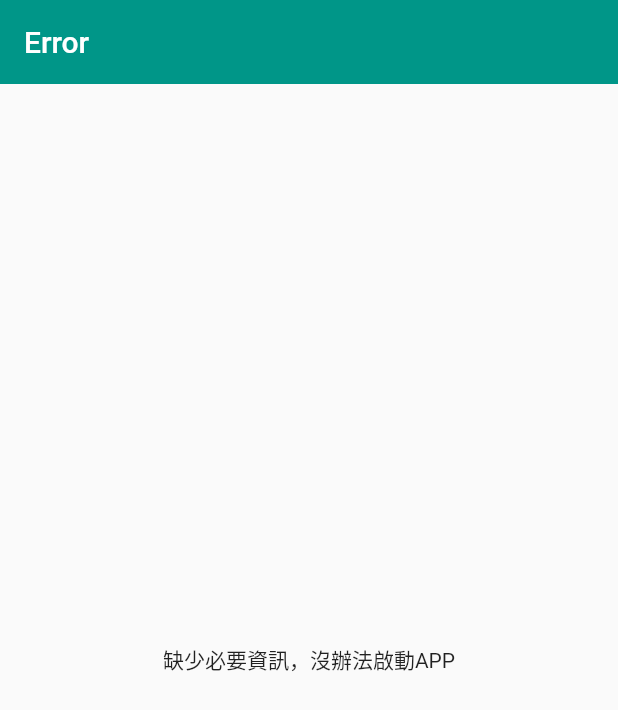
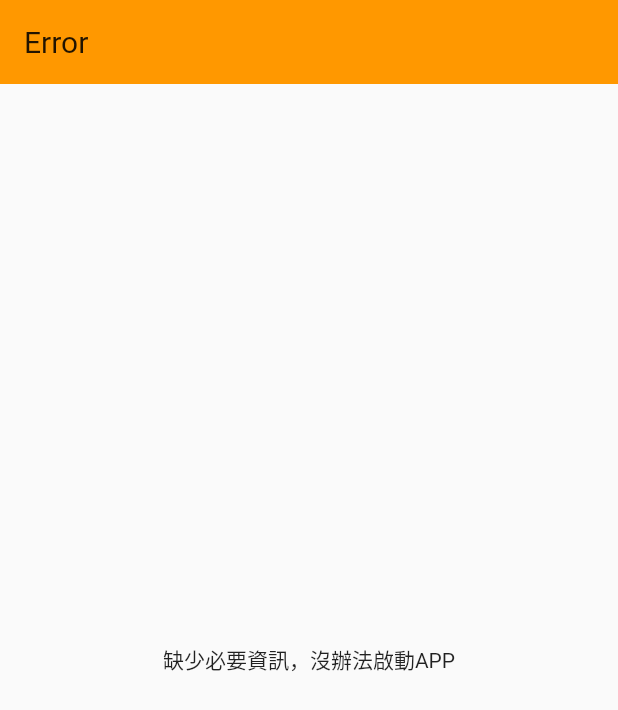
Before and after one commit to Kent1011/dan_preschool_cam_viewer, a Flutter app: the screen it shows after launch, on a phone screen of 412 x 824 dp. Shown: the top 710 px of the screen. Run offline on Flutter 3.47's test engine with Material 2 defaults, Android fonts, the phone set to English and light mode, and no system bars; our stand-ins replace flutter_riverpod; missing offline and left inert: fijkplayer.

Commit message:
refactor: improve UI

```diff
--- a/lib/pages/camera_view/camera_view_page.dart
+++ b/lib/pages/camera_view/camera_view_page.dart
@@ -24,8 +24,8 @@ class _CameraViewPageState extends State<CameraViewPage> {
       widget.parameters.camera.getStreamUrl(),
       autoPlay: true,
     );
-    player.setOption(FijkOption.formatCategory, "rtsp_transport", "tcp");
-    player.setOption(FijkOption.playerCategory, "packet-buffering", "0");
+    player.setOption(FijkOption.formatCategory, 'rtsp_transport', 'tcp');
+    player.setOption(FijkOption.playerCategory, 'packet-buffering', '0');
   }
 
   @override
@@ -37,7 +37,10 @@ class _CameraViewPageState extends State<CameraViewPage> {
   @override
   Widget build(BuildContext context) {
     return Scaffold(
-      appBar: CustomAppBar(title: widget.parameters.cameraName),
+      appBar: CustomAppBar(
+        title: widget.parameters.cameraName,
+        brightness: Brightness.dark,
+      ),
       body: Center(
         child: FijkView(
           player: player,
--- a/lib/widgets/custom_app_bar.dart
+++ b/lib/widgets/custom_app_bar.dart
@@ -5,18 +5,34 @@ class CustomAppBar extends StatelessWidget implements PreferredSizeWidget {
     Key? key,
     this.title,
     this.actions,
+    this.brightness = Brightness.light,
   }) : super(key: key);
 
   final String? title;
   final List<Widget>? actions;
+  final Brightness brightness;
 
   @override
   Widget build(BuildContext context) {
-    if (title?.isEmpty ?? true) {
-      return AppBar(elevation: 0, actions: actions);
-    } else {
-      return AppBar(elevation: 0, title: Text(title!), actions: actions);
-    }
+    return AppBar(
+      elevation: 0,
+      title: title != null
+          ? Text(title!,
+              style: TextStyle(
+                fontWeight: FontWeight.w400,
+                fontSize: 20,
+                color: brightness == Brightness.light
+                    ? Colors.black87
+                    : Colors.white70,
+              ))
+          : null,
+      actions: actions,
+      backgroundColor:
+          brightness == Brightness.light ? Colors.orange : Colors.black,
+      iconTheme: IconThemeData(
+          color:
+              brightness == Brightness.light ? Colors.black87 : Colors.white70),
+    );
   }
 
   @override
```
